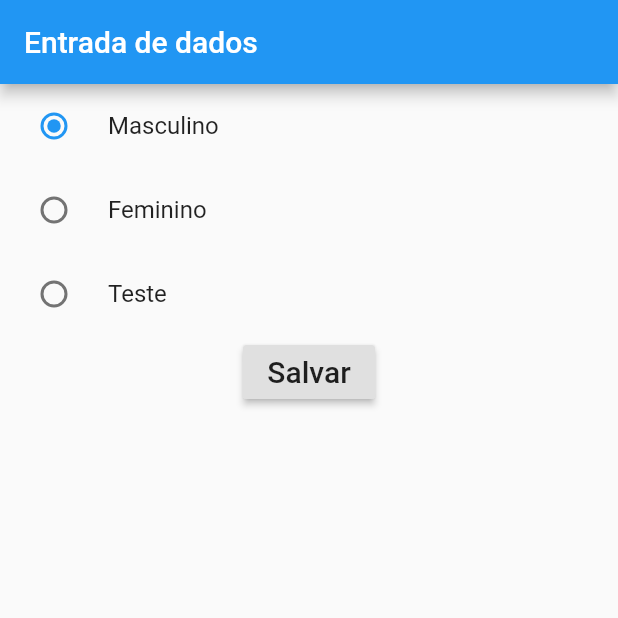
After one commit to danieldfr/curso_flutter, a Flutter app: the screen it shows after launch, after a tap on "Masculino", on a phone screen of 412 x 824 dp, the top half of it. The commit adds this screen. Run offline on Flutter 3.47's test engine with Material 2 defaults, Android fonts, the phone set to English and light mode, and no system bars.

Commit message:
ADD componente RadioButton
Implementação de como utilizar o componente RadioButton. Utilizando o projeto entrada_dados.

```diff
--- /dev/null
+++ b/projetos_arquivos/entrada_dados/lib/EntradaRadioButton.dart
@@ -0,0 +1,101 @@
+import 'package:flutter/material.dart';
+
+class EntradaRadioButton extends StatefulWidget {
+  const EntradaRadioButton({Key? key}) : super(key: key);
+
+  @override
+  State<EntradaRadioButton> createState() => _EntradaRadioButtonState();
+}
+
+class _EntradaRadioButtonState extends State<EntradaRadioButton> {
+
+  String? _escolhaUsuario;
+
+  @override
+  Widget build(BuildContext context) {
+    return Scaffold(
+      appBar: AppBar(
+        title: Text("Entrada de dados"),
+      ),
+      body: Container(
+        child: Column(
+          children: <Widget>[
+
+            RadioListTile(
+              title: Text("Masculino"),
+                value: "m",
+                groupValue: _escolhaUsuario,
+                onChanged: (escolha){
+                  setState(() {
+                    _escolhaUsuario = escolha.toString();
+                  });
+                  print("Resultado: " + escolha.toString());
+                }
+            ),
+            RadioListTile(
+                title: Text("Feminino"),
+                value: "f",
+                groupValue: _escolhaUsuario,
+                onChanged: (escolha){
+                  setState(() {
+                    _escolhaUsuario = escolha.toString();
+                  });
+                  print("Resultado: " + escolha.toString());
+                }
+            ),
+            RadioListTile(
+                title: Text("Teste"),
+                value: "t",
+                groupValue: _escolhaUsuario,
+                onChanged: (escolha){
+                  setState(() {
+                    _escolhaUsuario = escolha.toString();
+                  });
+                  print("Resultado: " + escolha.toString());
+                }
+            ),
+
+            RaisedButton(
+              child: Text(
+                "Salvar",
+                style: TextStyle(
+                    fontSize: 20
+                ),
+              ),
+              onPressed: (){
+                print("Resultado: " + _escolhaUsuario.toString());
+              },
+            ),
+
+
+            /*
+            Text("Masculino"),
+            Radio(
+                value: "m",
+                groupValue: _escolhaUsuario,
+                onChanged: (escolha){
+                  setState(() {
+                    _escolhaUsuario = escolha.toString();
+                  });
+                  print("Resultado: " + escolha.toString());
+                }
+            ),
+            Text("Feminino"),
+            Radio(
+                value: "f",
+                groupValue: _escolhaUsuario,
+                onChanged: (escolha){
+                  setState(() {
+                    _escolhaUsuario = escolha.toString();
+                  });
+                  print("Resultado: " + escolha.toString());
+                }
+            )
+            */
+
+          ],
+        ),
+      ),
+    );
+  }
+}
--- a/projetos_arquivos/entrada_dados/lib/main.dart
+++ b/projetos_arquivos/entrada_dados/lib/main.dart
@@ -1,10 +1,12 @@
 import 'package:entrada_dados/CampoTexto.dart';
+import 'package:entrada_dados/EntradaRadioButton.dart';
 import 'package:flutter/material.dart';
 import 'package:entrada_dados/EntradaCheckbox.dart';
 void main(){
   runApp(
     MaterialApp(
-      home: EntradaCheckbox(),
+      home: EntradaRadioButton(),
+      //home: EntradaCheckbox(),
       //home: CampoTexto(),
     )
   );
```
